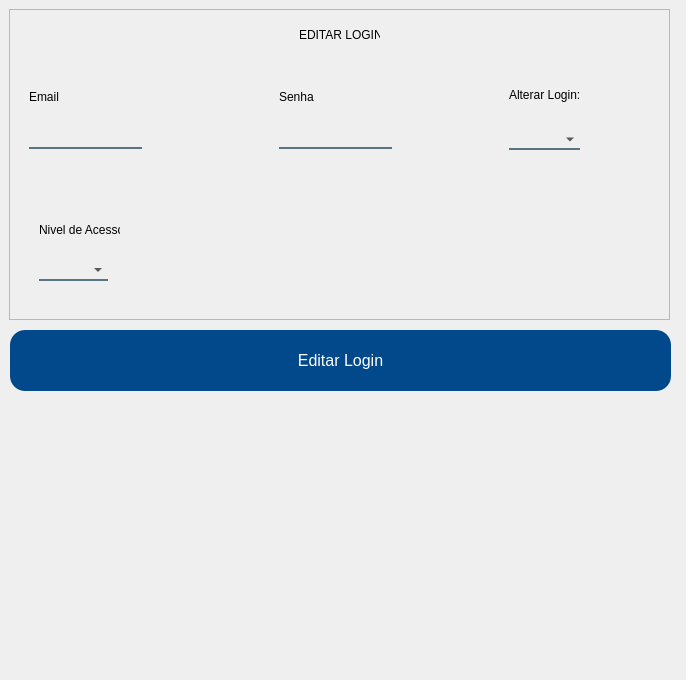
First picture: the form in App/view/ui/editarLogin.ui, repository Senac-SOR-ADS/Mapa-de-Sala, before the edit.
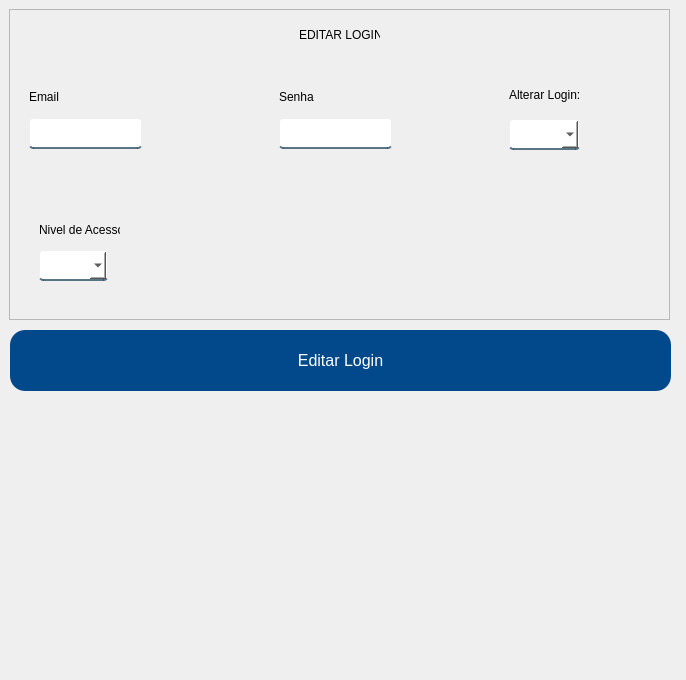
Second picture: the form after the edit.

```diff
--- a/App/view/ui/editarLogin.ui
+++ b/App/view/ui/editarLogin.ui
@@ -15,8 +15,9 @@
   </property>
   <property name="styleSheet">
    <string notr="true">QLineEdit, QComboBox {
-	background-color:rgba(0,0,0,0);
+	background-color: white;
 	border:2px solid rgba(0,0,0,0);
+	border-radius: 4px;
 	border-bottom-color:rgba(46,82,101,200);
 	color:rgb(0,0,0);
 	padding-bottom:7px;
@@ -25,8 +26,8 @@
 #btnEditarLogin {
 	background-color: #01498a;
 	color: #FFF;
-border: none;
-border-radius: 15px;
+	border: none;
+	border-radius: 15px;
 }
  
 #btnEditarLogin:hover {
@@ -56,9 +57,9 @@
     <property name="geometry">
      <rect>
       <x>20</x>
-      <y>120</y>
+      <y>109</y>
       <width>113</width>
-      <height>20</height>
+      <height>31</height>
      </rect>
     </property>
    </widget>
@@ -66,9 +67,9 @@
     <property name="geometry">
      <rect>
       <x>270</x>
-      <y>120</y>
+      <y>109</y>
       <width>113</width>
-      <height>20</height>
+      <height>31</height>
      </rect>
     </property>
    </widget>
@@ -76,16 +77,16 @@
     <property name="geometry">
      <rect>
       <x>30</x>
-      <y>250</y>
+      <y>241</y>
       <width>69</width>
-      <height>22</height>
+      <height>31</height>
      </rect>
     </property>
     <property name="cursor">
      <cursorShape>PointingHandCursor</cursorShape>
     </property>
     <property name="editable">
-     <bool>true</bool>
+     <bool>false</bool>
     </property>
    </widget>
    <widget class="QLabel" name="label">
@@ -144,9 +145,9 @@
     <property name="geometry">
      <rect>
       <x>500</x>
-      <y>120</y>
+      <y>110</y>
       <width>71</width>
-      <height>21</height>
+      <height>31</height>
      </rect>
     </property>
     <property name="cursor">
```
